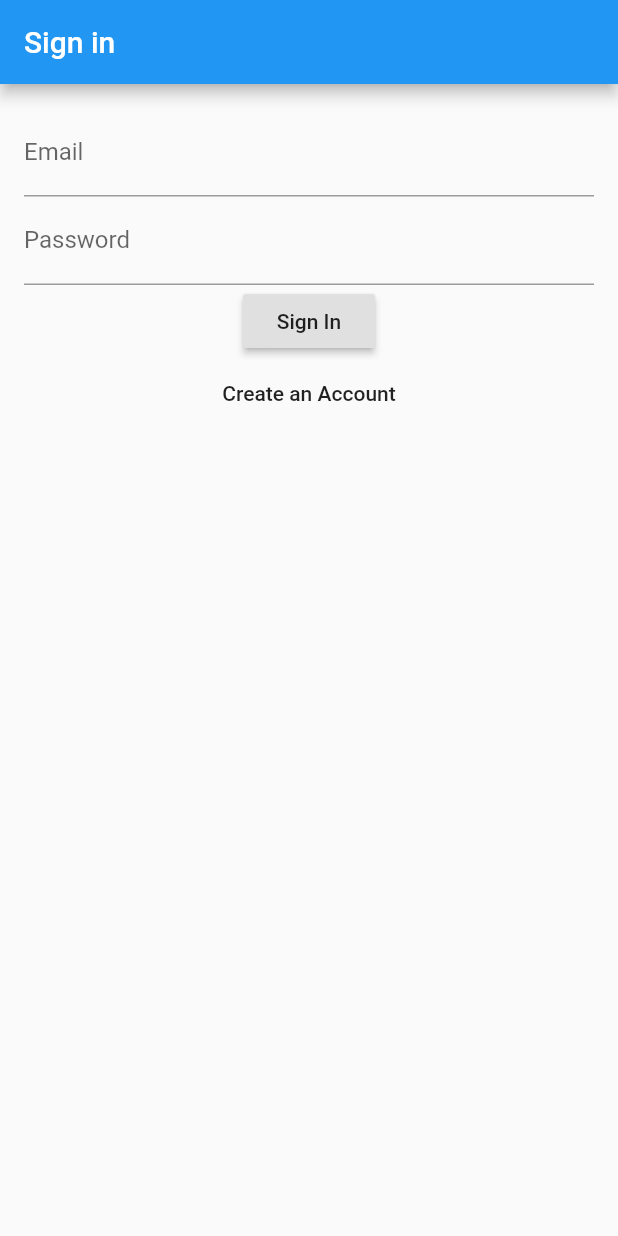
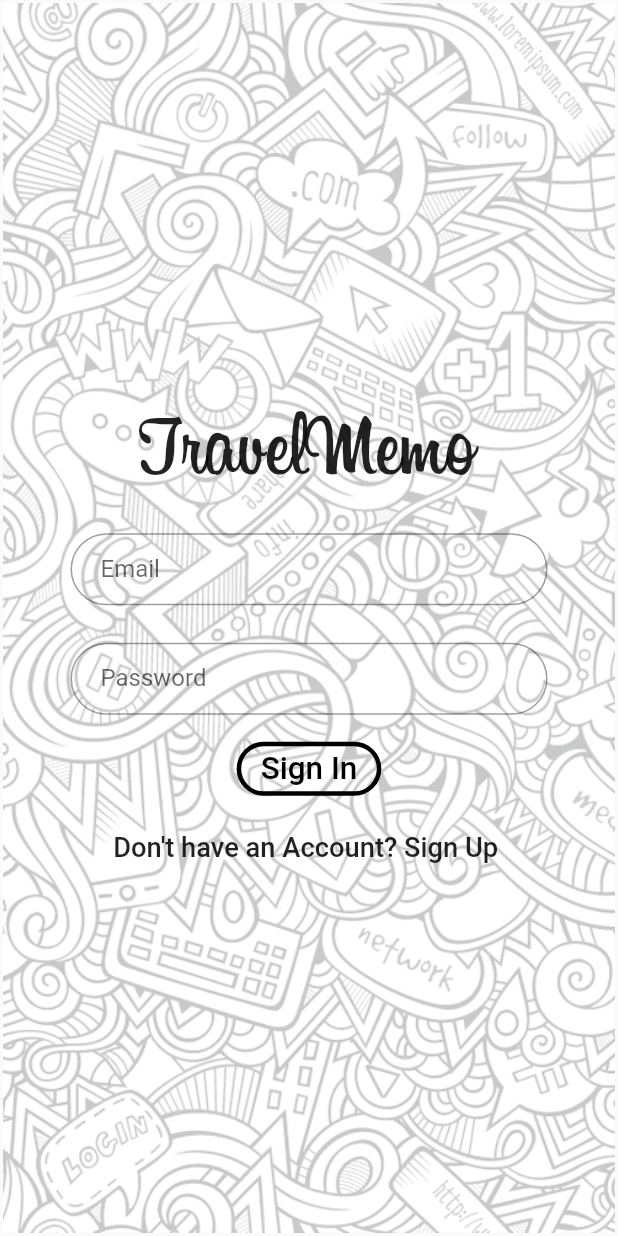
Before and after one commit to kavindaperera/travel-memo, a Flutter app: the screen it shows after launch, on a phone screen of 412 x 824 dp. Run offline on Flutter 3.47's test engine with Material 2 defaults, Android fonts, the phone set to English and light mode, and no system bars; our stand-ins replace datetime_picker_formfield, firebase_auth; missing offline and left inert: gender_selector; accounts and stored records are empty.

Commit message:
made changes to UI

```diff
--- a/travel_memo/lib/Setup/signIn.dart
+++ b/travel_memo/lib/Setup/signIn.dart
@@ -10,12 +10,12 @@ class LoginPage extends StatefulWidget {
 }
 
 
-
 class _LoginPageState extends State<LoginPage> {
   String _email, _password;
   final  formKey = GlobalKey<FormState>();
   TextEditingController _controllerEmail = new TextEditingController();
   TextEditingController _controllerPass = new TextEditingController();
+
   void _showDialog(String messageTitle,String message) {
     // flutter defined function
     showDialog(
@@ -75,17 +75,42 @@ class _LoginPageState extends State<LoginPage> {
 
   @override
   Widget build(BuildContext context) {
+    Size size = MediaQuery.of(context).size;
     return Scaffold(
-      appBar: AppBar(
-        title: Text('Sign in'),
-      ),
+
       body: new Container(
-        padding: EdgeInsets.all(16.0),
-        child: new Form(
+        decoration: new BoxDecoration(
+          image: new DecorationImage(
+            image: new AssetImage("assets/images/new.png"),
+            fit: BoxFit.cover,
+          ),
+        ),
+        margin: EdgeInsets.all(2),
+        padding: EdgeInsets.only(top: 16),
+        //padding: EdgeInsets.all(16.0),
+
+        child: new Container(
+        margin: EdgeInsets.all(15),
+        padding: EdgeInsets.only(top: 16),
+        alignment: Alignment.center,
           key: formKey,
           child: Column(
+            mainAxisAlignment: MainAxisAlignment.center,
+            crossAxisAlignment: CrossAxisAlignment.center,
             children: <Widget>[
-              new TextFormField(
+
+              Text(
+                  'TravelMemo',
+                  style: new TextStyle(
+                      fontFamily:'Billabong',
+                      fontSize: 60.0)
+              ),
+               Padding(
+                      padding: const EdgeInsets.symmetric(
+                        horizontal: 30.0,
+                        vertical: 15.0,
+                      ),
+              child: TextFormField(
                 controller: _controllerEmail,
                 validator: (input){
                   if(input.isEmpty){
@@ -94,10 +119,19 @@ class _LoginPageState extends State<LoginPage> {
                 } ,
                 onSaved:(input) => _email = input,
                 decoration: InputDecoration(
+                  border: new OutlineInputBorder(borderRadius: new BorderRadius.circular(25.0)),
+                  contentPadding: const EdgeInsets.symmetric(vertical: 10.0,horizontal: 20),
                   labelText: 'Email'
                 ),
               ),
-              new TextFormField(
+               ),
+             Padding(
+                      padding: const EdgeInsets.symmetric(
+                        horizontal: 30.0,
+                        vertical: 10.0,
+                      ),
+              child: TextFormField(
+
                 controller: _controllerPass,
                 validator: (input){
                   if(input.length < 6){
@@ -106,16 +140,34 @@ class _LoginPageState extends State<LoginPage> {
                 } ,
                 onSaved:(input) => _password= input,
                 decoration: InputDecoration(
+                  border: new OutlineInputBorder(borderRadius: new BorderRadius.circular(25.0)),
+                  contentPadding: const EdgeInsets.symmetric(vertical: 10.0,horizontal: 20),
                     labelText: 'Password'
                 ),
                 obscureText: true,
               ),
-              RaisedButton(
+             ),
+              Padding(
+                      padding: const EdgeInsets.symmetric(
+                        horizontal: 30.0,
+                        vertical: 2.0,
+                      ),
+              child : OutlineButton(
                 onPressed: validateandSubmit,
-                child: Text('Sign In'),
-            ),
-              FlatButton(
-                child: Text('Create an Account'),
+                child: Text('Sign In',textScaleFactor: 1.5,),
+                borderSide: BorderSide(color: Colors.black,width: 3),
+                shape: new RoundedRectangleBorder(borderRadius: new BorderRadius.circular(20.0)),
+                textColor: Colors.black,
+                color: Colors.lightBlue[50],
+                ),
+              ),
+              Padding(
+                      padding: const EdgeInsets.symmetric(
+                        horizontal: 30.0,
+                        vertical: 2.0,
+                      ),
+              child: FlatButton(
+                child: Text('Don\'t have an Account? Sign Up ',textScaleFactor: 1.3),
                 onPressed:(){
                   Navigator.push(
                         context,
@@ -123,6 +175,7 @@ class _LoginPageState extends State<LoginPage> {
                     );
                 }
               )
+              ),
           ],
         ),
       ),
@@ -130,7 +183,4 @@ class _LoginPageState extends State<LoginPage> {
   );
   }
 
-  List<Widget> buildInputs(){
-
-  }
 }
--- a/travel_memo/pubspec.yaml
+++ b/travel_memo/pubspec.yaml
@@ -44,8 +44,8 @@ flutter:
   uses-material-design: true
 
   # To add assets to your application, add an assets section, like this:
-  # assets:
-  #  - images/a_dot_burr.jpeg
+  assets:
+   - assets/images/new.png
   #  - images/a_dot_ham.jpeg
 
   # An image asset can refer to one or more resolution-specific "variants", see
```
Also changed, not shown: travel_memo/assets/images/new.png (added).
